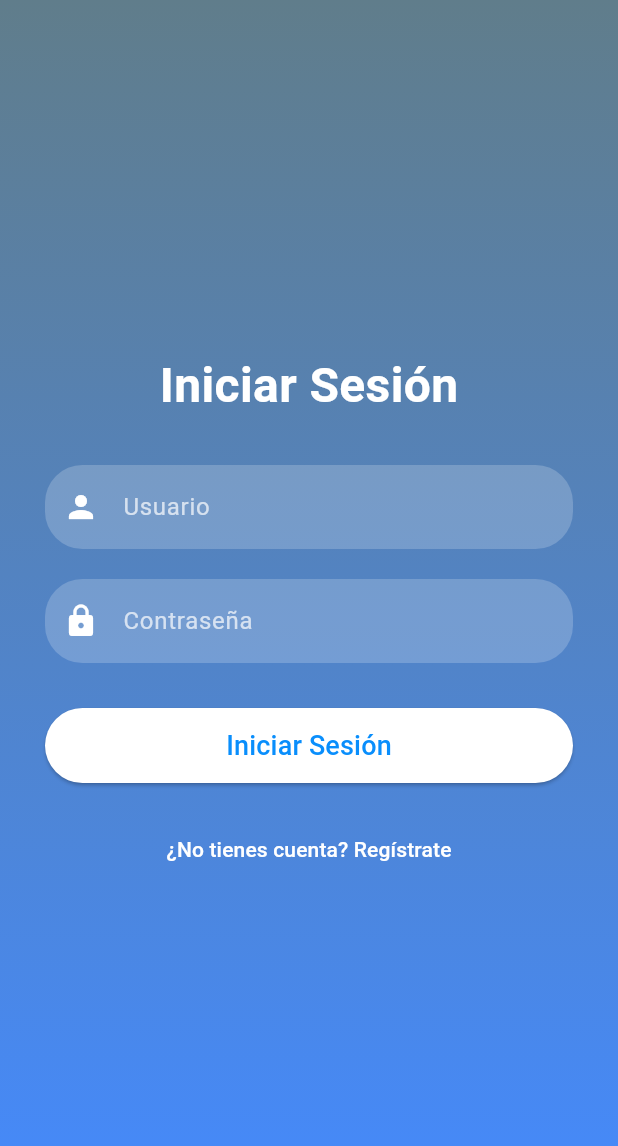
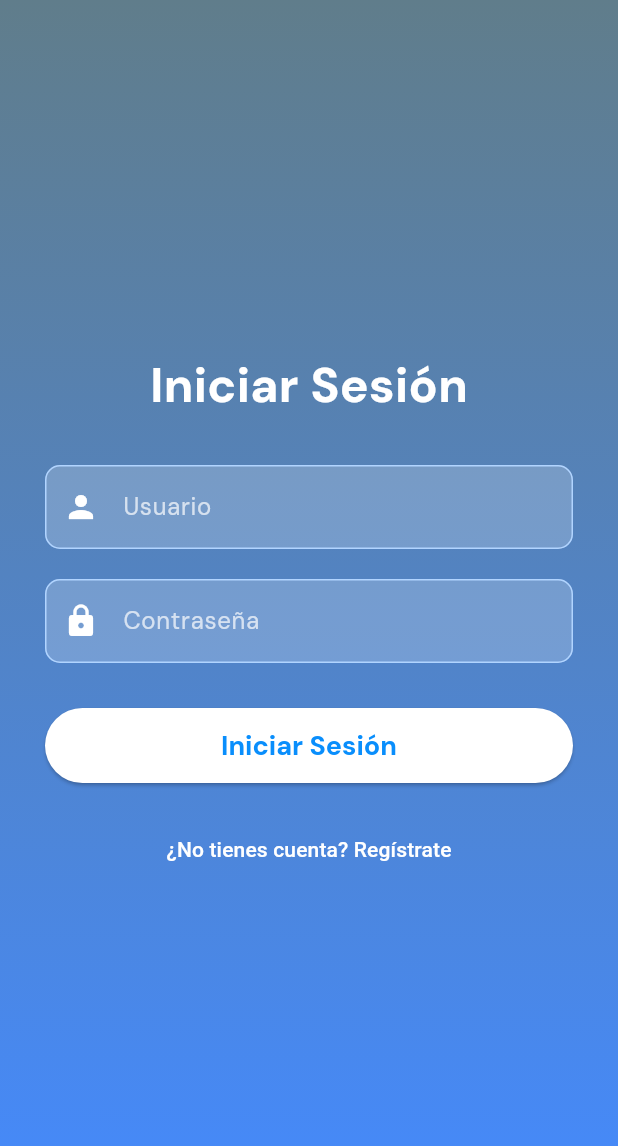
Before and after one commit to polarsama/daily_app, a Flutter app: the screen it shows after launch, on a phone screen of 412 x 824 dp. Shown: the top 1146 px of the screen. Run offline on Flutter 3.47's test engine with Material 3 defaults, Android fonts, the phone set to English and light mode, and no system bars; our stand-ins replace google_fonts.

Commit message:
Update scenes

```diff
--- a/lib/main.dart
+++ b/lib/main.dart
@@ -1,6 +1,6 @@
+import 'package:flutter/material.dart';
+import 'theme/app_theme.dart';
 import 'package:daily_app/screens/LoginPage.dart';
-import 'package:flutter/material.dart';
-
 
 void main() {
   runApp(const MyApp());
@@ -15,11 +15,10 @@ class MyApp extends StatelessWidget {
     return MaterialApp(
       title: 'Daily App',
       debugShowCheckedModeBanner: false,
-      theme: ThemeData(
-        colorScheme: ColorScheme.fromSeed(seedColor: Colors.blueGrey),
-        useMaterial3: true,
-      ),
-      home: LoginPage(),  //  home: LoginPage(),
+      theme: AppTheme.lightTheme,
+      darkTheme: AppTheme.darkTheme,
+      themeMode: ThemeMode.light,
+      home: LoginPage(),
     );
   }
 }
--- /dev/null
+++ b/lib/theme/app_theme.dart
@@ -0,0 +1,126 @@
+import 'package:flutter/material.dart';
+import 'package:google_fonts/google_fonts.dart';
+
+class AppTheme {
+  // Definición de colores personalizados
+  static const Color lightBlue1 = Color(0xFFB1D4FF);
+  static const Color lightBlue2 = Color(0xFF59A3FF);
+  static const Color lightBlue3 = Color(0xFFE2F4FF);
+  static const Color grayBackground = Color(0xFFF0F0F0);
+
+  static ThemeData get lightTheme {
+    return ThemeData(
+      // Configuración de colores
+      primaryColor: lightBlue2,
+      scaffoldBackgroundColor: grayBackground,
+      cardColor: Colors.white,
+
+      // Configuración de la fuente
+      textTheme: TextTheme(
+        titleLarge: GoogleFonts.dmSans(
+          fontSize: 20.0,
+          fontWeight: FontWeight.bold,
+          color: Colors.black87,
+        ),
+        headlineSmall: GoogleFonts.dmSans(
+          fontSize: 24.0,
+          fontWeight: FontWeight.w600,
+          color: Colors.black87,
+        ),
+        headlineMedium: GoogleFonts.dmSans(
+          fontSize: 28.0,
+          fontWeight: FontWeight.w700,
+          color: Colors.black87,
+        ),
+        bodyLarge: GoogleFonts.dmSans(
+          fontSize: 16.0,
+          color: Colors.black54,
+        ),
+        bodyMedium: GoogleFonts.dmSans(
+          fontSize: 14.0,
+          color: Colors.black54,
+        ),
+      ),
+
+      // Configuración de botones
+      elevatedButtonTheme: ElevatedButtonThemeData(
+        style: ElevatedButton.styleFrom(
+          foregroundColor: Colors.white, backgroundColor: lightBlue2,
+          textStyle: GoogleFonts.dmSans(
+            fontWeight: FontWeight.bold,
+          ),
+        ),
+      ),
+
+      // Configuración de AppBar
+      appBarTheme: AppBarTheme(
+        color: Colors.white,
+        elevation: 0,
+        iconTheme: IconThemeData(color: Colors.black87),
+        titleTextStyle: GoogleFonts.dmSans(
+          color: Colors.black87,
+          fontSize: 20.0,
+          fontWeight: FontWeight.bold,
+        ),
+      ),
+
+      // Configuración de Input
+      inputDecorationTheme: InputDecorationTheme(
+        filled: true,
+        fillColor: Colors.white,
+        border: OutlineInputBorder(
+          borderRadius: BorderRadius.circular(10),
+          borderSide: BorderSide(color: lightBlue1),
+        ),
+        enabledBorder: OutlineInputBorder(
+          borderRadius: BorderRadius.circular(10),
+          borderSide: BorderSide(color: lightBlue1),
+        ),
+        focusedBorder: OutlineInputBorder(
+          borderRadius: BorderRadius.circular(10),
+          borderSide: BorderSide(color: lightBlue2, width: 2),
+        ),
+      ),
+
+      visualDensity: VisualDensity.adaptivePlatformDensity,
+    );
+  }
+
+  // Tema oscuro (opcional, pero recomendado)
+  static ThemeData get darkTheme {
+    return ThemeData(
+      brightness: Brightness.dark,
+      primaryColor: lightBlue2,
+      scaffoldBackgroundColor: Colors.black87,
+
+      textTheme: TextTheme(
+        titleLarge: GoogleFonts.dmSans(
+          fontSize: 20.0,
+          fontWeight: FontWeight.bold,
+          color: Colors.white,
+        ),
+        headlineSmall: GoogleFonts.dmSans(
+          fontSize: 24.0,
+          fontWeight: FontWeight.w600,
+          color: Colors.white,
+        ),
+        bodyLarge: GoogleFonts.dmSans(
+          fontSize: 16.0,
+          color: Colors.white70,
+        ),
+        bodyMedium: GoogleFonts.dmSans(
+          fontSize: 14.0,
+          color: Colors.white70,
+        ),
+      ),
+
+      visualDensity: VisualDensity.adaptivePlatformDensity,
+    );
+  }
+
+  // Colores útiles para referencia
+  static Color get lightBlue1Color => lightBlue1;
+  static Color get lightBlue2Color => lightBlue2;
+  static Color get lightBlue3Color => lightBlue3;
+  static Color get grayBackgroundColor => grayBackground;
+}
--- a/pubspec.yaml
+++ b/pubspec.yaml
@@ -36,6 +36,7 @@ dependencies:
   cupertino_icons: ^1.0.8
   intl: ^0.20.1
   provider: ^6.1.2
+  google_fonts: ^6.2.1
 
 dev_dependencies:
   flutter_test:
```
Also changed, not shown: lib/screens/HomePage.dart (+22 -27 lines), lib/screens/NotesViews.dart (+49 -110 lines), 1 other file.
